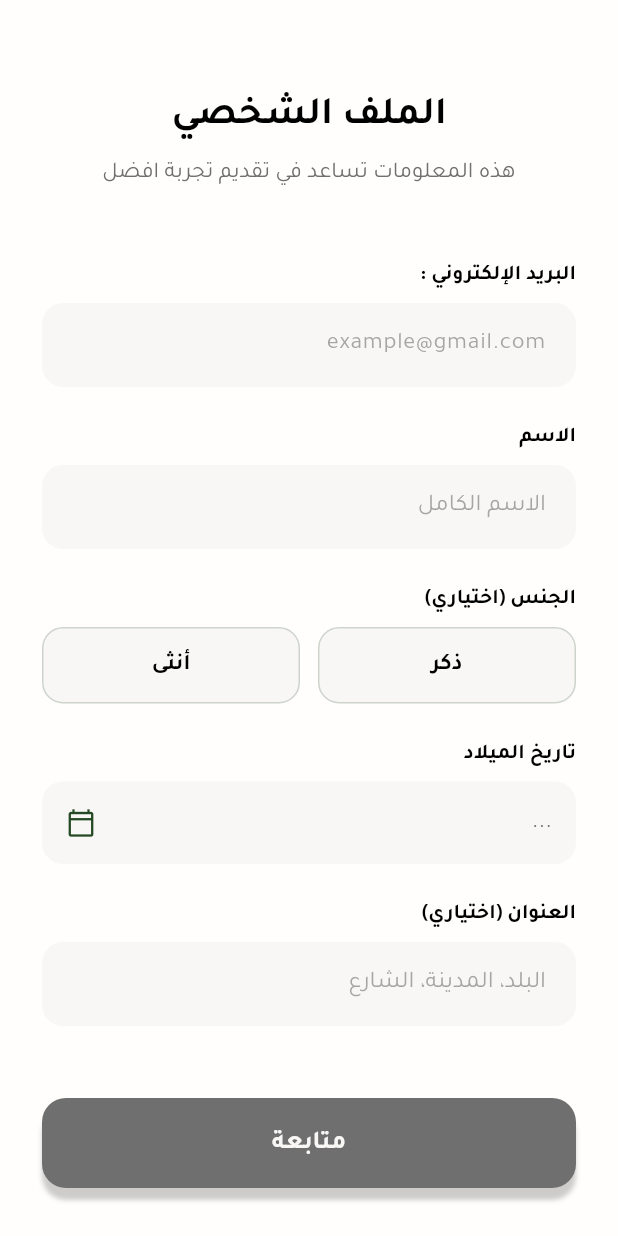
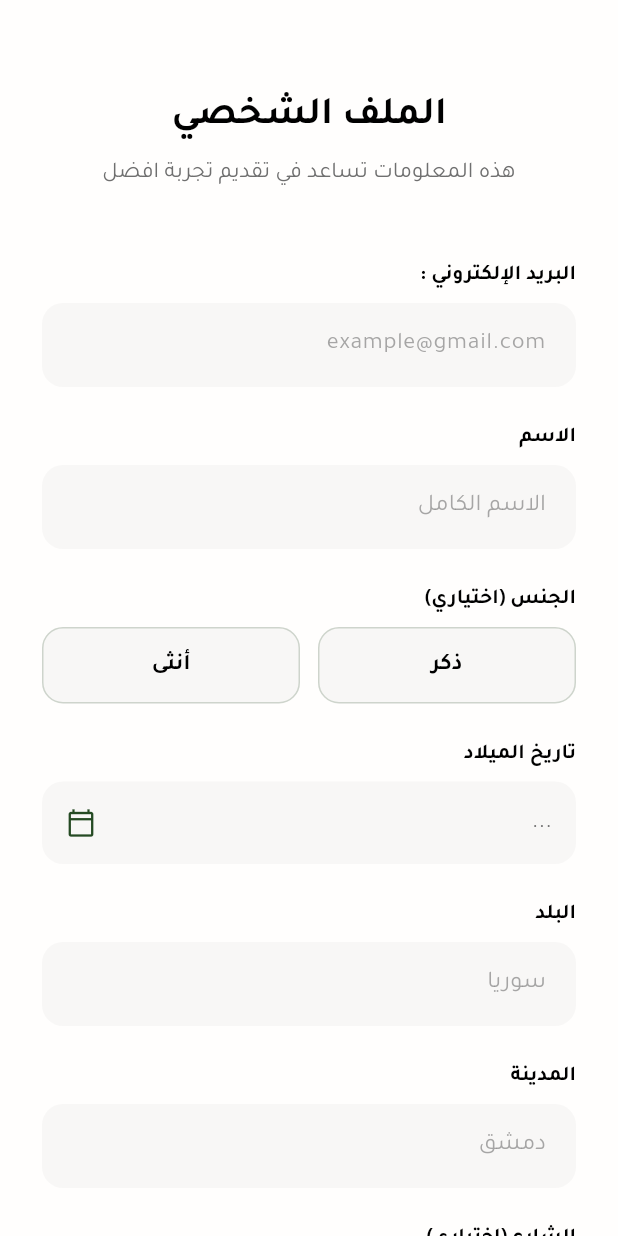
Before and after one commit to zain-28a/waffr, a Flutter app: the screen it shows after launch, after a tap on "المتابعة كضيف", on a phone screen of 412 x 824 dp. Run offline on Flutter 3.47's test engine with Material 3 defaults, Android fonts, the phone set to English and light mode, and no system bars; our stand-ins replace fl_chart, google_sign_in, local_auth, shared_preferences.

Commit message:
Require country and city, keep street optional.
The profile screen now collects address in three fields so the user can skip the street while still entering country and city.

Co-authored-by: zain28-cyber <zain28-cyber@users.noreply.github.com>

```diff
--- a/lib/screens/offline/settings/help_screen.dart
+++ b/lib/screens/offline/settings/help_screen.dart
@@ -50,7 +50,7 @@ class HelpScreen extends StatelessWidget {
       ),
       (
         question: 'كيف أعدّل معلوماتي الشخصية؟',
-        answer: 'افتح الإعدادات واضغط بطاقة الملف الشخصي في أعلى الشاشة. عدّل البريد الإلكتروني أو الاسم أو الجنس أو تاريخ الميلاد أو العنوان، ثم اضغط «متابعة» للحفظ. الاسم والبريد الإلكتروني الصحيح وتاريخ الميلاد مطلوبة، أما الجنس والعنوان فاختياريان. يُكتب العنوان في حقل واحد: البلد، المدينة، الشارع.',
+        answer: 'افتح الإعدادات واضغط بطاقة الملف الشخصي في أعلى الشاشة. عدّل البريد الإلكتروني أو الاسم أو الجنس أو تاريخ الميلاد أو العنوان، ثم اضغط «متابعة» للحفظ. الاسم والبريد الإلكتروني الصحيح وتاريخ الميلاد والبلد والمدينة مطلوبة، أما الجنس والشارع فاختياريان.',
       ),
       (
         question: 'كيف أغيّر مظهر التطبيق أو لغته؟',
--- a/lib/screens/offline/settings/privacy_info_screen.dart
+++ b/lib/screens/offline/settings/privacy_info_screen.dart
@@ -71,7 +71,7 @@ class PrivacyInfoScreen extends StatelessWidget {
             icon: Icons.badge_outlined,
             title: 'ما الذي يُحفظ عنك؟',
             description:
-                'نحفظ فقط معلومات حساب أساسية: الاسم، الجنس، العمر، البريد الإلكتروني، والعنوان إن أدخلته. الهدف منها الاحتفاظ بسجل المستخدم وفهم طبيعة المستخدمين بشكل عام، وليس متابعة سلوكك المالي أو الاطلاع على مصروفاتك.',
+                'نحفظ فقط معلومات حساب أساسية: الاسم، الجنس، العمر، البريد الإلكتروني، والعنوان (البلد والمدينة، والشارع إن أدخلته). الهدف منها الاحتفاظ بسجل المستخدم وفهم طبيعة المستخدمين بشكل عام، وليس متابعة سلوكك المالي أو الاطلاع على مصروفاتك.',
             accent: accent,
             surface: surface,
             textPrimary: textPrimary,
--- a/lib/screens/offline/user_info/user_info_screen.dart
+++ b/lib/screens/offline/user_info/user_info_screen.dart
@@ -18,7 +18,9 @@ class UserInfoScreen extends StatefulWidget {
 class _UserInfoScreenState extends State<UserInfoScreen> {
   final TextEditingController _emailController = TextEditingController();
   final TextEditingController _nameController = TextEditingController();
-  final TextEditingController _addressController = TextEditingController();
+  final TextEditingController _countryController = TextEditingController();
+  final TextEditingController _cityController = TextEditingController();
+  final TextEditingController _streetController = TextEditingController();
 
   Gender? _selectedGender;
   DateTime? _birthDate;
@@ -33,7 +35,9 @@ class _UserInfoScreenState extends State<UserInfoScreen> {
   void dispose() {
     _emailController.dispose();
     _nameController.dispose();
-    _addressController.dispose();
+    _countryController.dispose();
+    _cityController.dispose();
+    _streetController.dispose();
     super.dispose();
   }
 
@@ -42,7 +46,7 @@ class _UserInfoScreenState extends State<UserInfoScreen> {
 
     final email = prefs.getString('user_email') ?? '';
     final name = prefs.getString('user_name') ?? '';
-    final address = _existingAddress(prefs);
+    final address = _existingAddressParts(prefs);
     final gender = prefs.getString('user_gender');
     final birthdate = prefs.getString('user_birthdate');
 
@@ -51,7 +55,9 @@ class _UserInfoScreenState extends State<UserInfoScreen> {
     setState(() {
       _emailController.text = email;
       _nameController.text = name;
-      _addressController.text = address;
+      _countryController.text = address.country;
+      _cityController.text = address.city;
+      _streetController.text = address.street;
 
       if (gender == 'male') {
         _selectedGender = Gender.male;
@@ -69,8 +75,10 @@ class _UserInfoScreenState extends State<UserInfoScreen> {
     final emailValid = _emailController.text.trim().contains('@') &&
         _emailController.text.trim().contains('.');
     final nameValid = _nameController.text.trim().isNotEmpty;
+    final countryValid = _countryController.text.trim().isNotEmpty;
+    final cityValid = _cityController.text.trim().isNotEmpty;
     final birthValid = _birthDate != null;
-    return emailValid && nameValid && birthValid;
+    return emailValid && nameValid && countryValid && cityValid && birthValid;
   }
 
   Future<void> _pickBirthDate(Color accent) async {
@@ -98,34 +106,55 @@ class _UserInfoScreenState extends State<UserInfoScreen> {
     return '${date.day}/${date.month}/${date.year}';
   }
 
-  /// عنوان واحد. إن وُجدت حقول قديمة منفصلة تُجمع هنا مرة واحدة.
-  String _existingAddress(SharedPreferences prefs) {
-    final stored = prefs.getString('user_address')?.trim() ?? '';
-    if (stored.isNotEmpty) return stored;
+  ({String country, String city, String street}) _existingAddressParts(
+    SharedPreferences prefs,
+  ) {
+    final country = prefs.getString('user_country')?.trim() ?? '';
+    final city = prefs.getString('user_city')?.trim() ?? '';
+    final street = prefs.getString('user_street')?.trim() ?? '';
+    if (country.isNotEmpty || city.isNotEmpty || street.isNotEmpty) {
+      return (country: country, city: city, street: street);
+    }
 
+    final parts = (prefs.getString('user_address') ?? '')
+        .split(RegExp(r'\s*[،,]\s*'))
+        .map((part) => part.trim())
+        .where((part) => part.isNotEmpty)
+        .toList();
+
+    return (
+      country: parts.isNotEmpty ? parts[0] : '',
+      city: parts.length > 1 ? parts[1] : '',
+      street: parts.length > 2 ? parts.sublist(2).join('، ') : '',
+    );
+  }
+
+  String _combinedAddress(String country, String city, String street) {
     return [
-      prefs.getString('user_country'),
-      prefs.getString('user_city'),
-      prefs.getString('user_street'),
-    ]
-        .map((part) => part?.trim() ?? '')
-        .where((part) => part.isNotEmpty)
-        .join('، ');
+      country,
+      city,
+      if (street.isNotEmpty) street,
+    ].join('، ');
   }
 
   Future<void> _saveAndContinue() async {
     final prefs = await SharedPreferences.getInstance();
     await prefs.setString('user_email', _emailController.text.trim());
     await prefs.setString('user_name', _nameController.text.trim());
-    final address = _addressController.text.trim();
-    if (address.isEmpty) {
-      await prefs.remove('user_address');
+    final country = _countryController.text.trim();
+    final city = _cityController.text.trim();
+    final street = _streetController.text.trim();
+    await prefs.setString('user_country', country);
+    await prefs.setString('user_city', city);
+    if (street.isEmpty) {
+      await prefs.remove('user_street');
     } else {
-      await prefs.setString('user_address', address);
+      await prefs.setString('user_street', street);
     }
-    await prefs.remove('user_country');
-    await prefs.remove('user_city');
-    await prefs.remove('user_street');
+    await prefs.setString(
+      'user_address',
+      _combinedAddress(country, city, street),
+    );
     if (_selectedGender != null) {
       await prefs.setString('user_gender', _selectedGender == Gender.male ? 'male' : 'female');
     }
@@ -270,16 +299,52 @@ class _UserInfoScreenState extends State<UserInfoScreen> {
 
               const SizedBox(height: 24),
 
-              // ===== العنوان (اختياري) =====
-              _FieldLabel(text: 'العنوان (اختياري)', color: textPrimary),
+              // ===== البلد =====
+              _FieldLabel(text: 'البلد', color: textPrimary),
               const SizedBox(height: 8),
               TextField(
-                controller: _addressController,
+                controller: _countryController,
+                textAlign: TextAlign.right,
+                textInputAction: TextInputAction.next,
+                onChanged: (_) => setState(() {}),
+                style: TextStyle(color: textPrimary, fontSize: 16),
+                decoration: _fieldDecoration(
+                  hint: 'سوريا',
+                  fillColor: surface,
+                  textSecondary: textSecondary,
+                ),
+              ),
+
+              const SizedBox(height: 24),
+
+              // ===== المدينة =====
+              _FieldLabel(text: 'المدينة', color: textPrimary),
+              const SizedBox(height: 8),
+              TextField(
+                controller: _cityController,
+                textAlign: TextAlign.right,
+                textInputAction: TextInputAction.next,
+                onChanged: (_) => setState(() {}),
+                style: TextStyle(color: textPrimary, fontSize: 16),
+                decoration: _fieldDecoration(
+                  hint: 'دمشق',
+                  fillColor: surface,
+                  textSecondary: textSecondary,
+                ),
+              ),
+
+              const SizedBox(height: 24),
+
+              // ===== الشارع (اختياري) =====
+              _FieldLabel(text: 'الشارع (اختياري)', color: textPrimary),
+              const SizedBox(height: 8),
+              TextField(
+                controller: _streetController,
                 textAlign: TextAlign.right,
                 textInputAction: TextInputAction.done,
                 style: TextStyle(color: textPrimary, fontSize: 16),
                 decoration: _fieldDecoration(
-                  hint: 'البلد، المدينة، الشارع',
+                  hint: 'اسم الشارع',
                   fillColor: surface,
                   textSecondary: textSecondary,
                 ),
```
Also changed, not shown: 1 other file.
